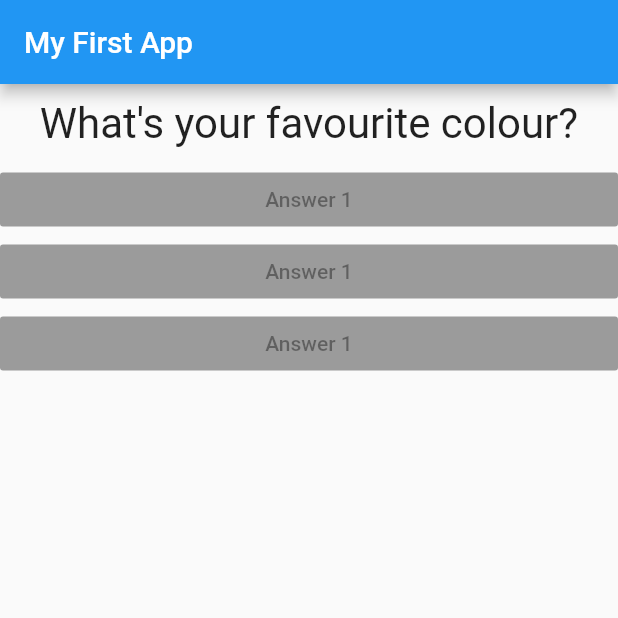
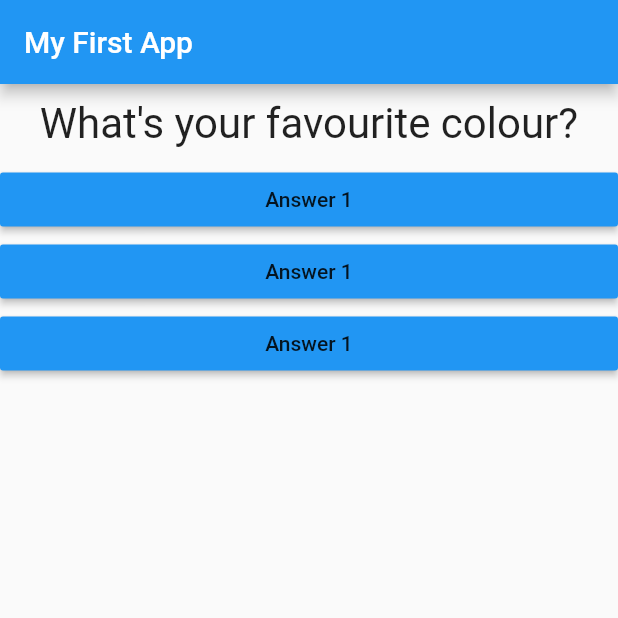
Before and after one commit to Traarjo/quiz_app, a Flutter app: the screen it shows after launch, on a phone screen of 412 x 824 dp, the top half of it. Run offline on Flutter 3.47's test engine with Material 2 defaults, Android fonts, the phone set to English and light mode, and no system bars.

```diff
--- a/lib/answer.dart
+++ b/lib/answer.dart
@@ -1,6 +1,10 @@
 import 'package:flutter/material.dart';
 
 class Answer extends StatelessWidget {
+  final Function selectHandler;
+
+  Answer(this.selectHandler);
+
   @override
   Widget build(BuildContext context) {
     return Container(
@@ -8,7 +12,7 @@ class Answer extends StatelessWidget {
       child: RaisedButton(
         color: Colors.blue,
         child: Text('Answer 1'),
-        onPressed: null,
+        onPressed: selectHandler,
       ),
     );
   }
--- a/lib/main.dart
+++ b/lib/main.dart
@@ -35,9 +35,9 @@ class _MyAppState extends State<MyApp> {
       body: Column(
         children: [
           Question(questions[_questionIndex]),
-          Answer(),
-          Answer(),
-          Answer(),
+          Answer(_answerQuestion),
+          Answer(_answerQuestion),
+          Answer(_answerQuestion),
       ],),
     ));
   }
```
